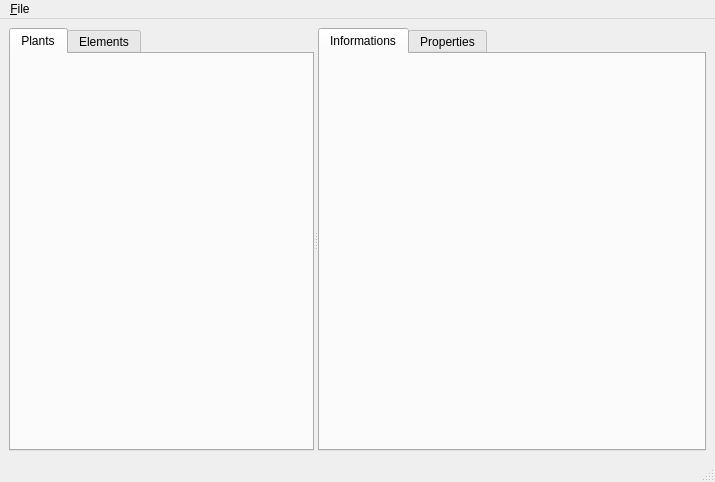
The window that desktop/vmer_desktop/mainwindow.ui (surachairobotic/vmer) describes before a commit, drawn with Qt 5.
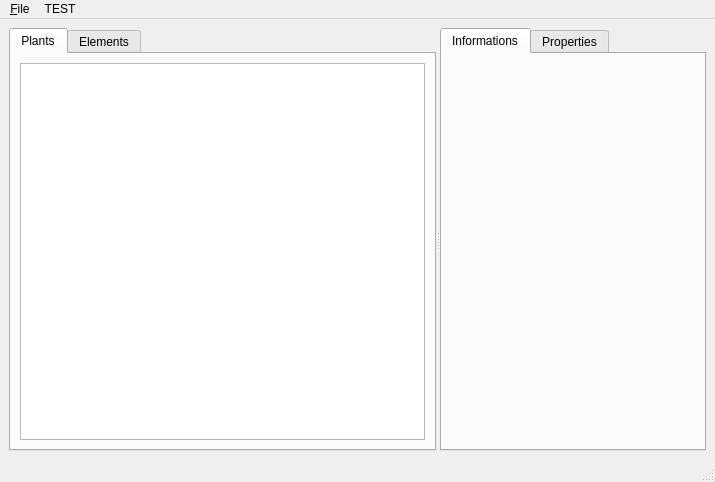
The same window after the commit. The open tabs and pages were chosen to show the change.

```diff
--- a/desktop/vmer_desktop/mainwindow.ui
+++ b/desktop/vmer_desktop/mainwindow.ui
@@ -28,6 +28,20 @@
         <attribute name="title">
          <string>Plants</string>
         </attribute>
+        <layout class="QVBoxLayout" name="verticalLayout_2">
+         <item>
+          <widget class="QTreeWidget" name="treeWidgetDB">
+           <attribute name="headerVisible">
+            <bool>false</bool>
+           </attribute>
+           <column>
+            <property name="text">
+             <string notr="true">1</string>
+            </property>
+           </column>
+          </widget>
+         </item>
+        </layout>
        </widget>
        <widget class="QWidget" name="elements">
         <attribute name="title">
@@ -69,8 +83,20 @@
     </property>
     <addaction name="actionNew_Project"/>
     <addaction name="actionOpen"/>
+    <addaction name="separator"/>
+    <addaction name="actionClose_Project"/>
+    <addaction name="separator"/>
+    <addaction name="actionExit"/>
+   </widget>
+   <widget class="QMenu" name="menuTEST">
+    <property name="title">
+     <string>TEST</string>
+    </property>
+    <addaction name="actionECHO_DATABASE"/>
+    <addaction name="actionQUERY_ALL_TABLES"/>
    </widget>
    <addaction name="menu_File"/>
+   <addaction name="menuTEST"/>
   </widget>
   <widget class="QStatusBar" name="statusbar"/>
   <action name="actionNew_Project">
```
Left out of the diff: 36 changed lines with no effect on the pictures.
